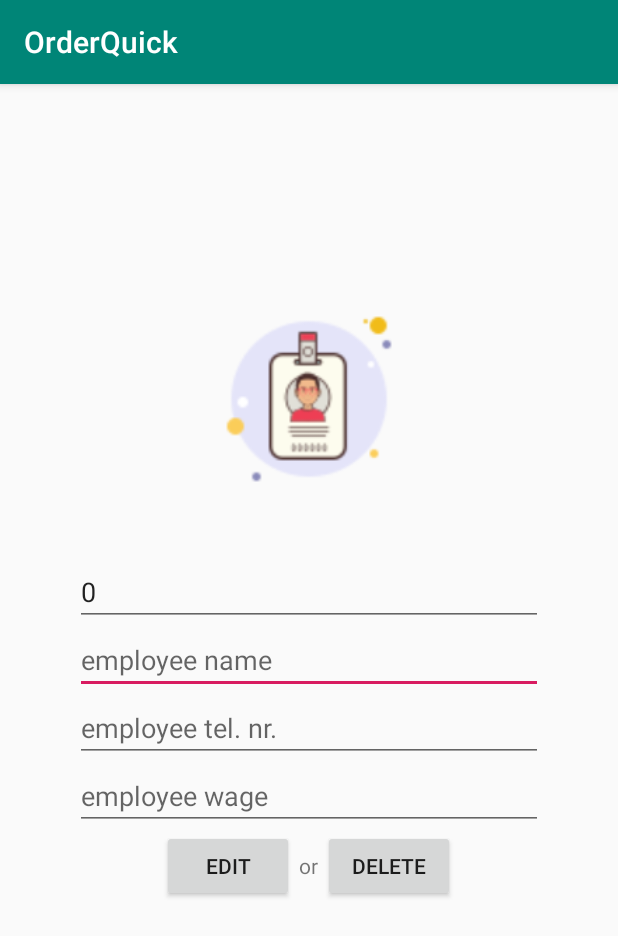
After one commit to sergiunimat/OrderQuick, an Android app: the AdminEditDeleteEmployee screen opened directly, with no data from a screen before it, on a phone screen of 412 x 824 dp. The commit adds this screen. Shown: the top 936 px of the screen. Run offline under Robolectric (Android 15) with nearby library versions, the phone set to English and light mode, and no system bars; 4 statements that could not run were skipped.

Commit message:
Admin Edit/Delete employee - Done

```diff
--- a/app/src/main/AndroidManifest.xml
+++ b/app/src/main/AndroidManifest.xml
@@ -9,7 +9,8 @@
         android:roundIcon="@mipmap/ic_launcher_round"
         android:supportsRtl="true"
         android:theme="@style/AppTheme">
-        <activity android:name=".EmployeeMainActivity"></activity>
+        <activity android:name=".AdminEditDeleteEmployee"></activity>
+        <activity android:name=".EmployeeMainActivity" />
         <activity android:name=".AdminAddEmployee" />
         <activity android:name=".AdminEditCustomerActivuty" />
         <activity android:name=".MainAdminActivity" />
--- a/app/src/main/java/com/example/orderquick/AdminEditCustomerActivuty.java
+++ b/app/src/main/java/com/example/orderquick/AdminEditCustomerActivuty.java
@@ -42,7 +42,7 @@ public class AdminEditCustomerActivuty extends AppCompatActivity {
                 if (result){
                     Toast.makeText(AdminEditCustomerActivuty.this, "Customer ("+customerName+") was deleted!", Toast.LENGTH_SHORT).show();
                     Intent baseAdmin = new Intent(v.getContext(),MainAdminActivity.class);
-
+                    startActivity(baseAdmin);
                     finish();
                 }
                 else {
--- /dev/null
+++ b/app/src/main/java/com/example/orderquick/AdminEditDeleteEmployee.java
@@ -0,0 +1,115 @@
+package com.example.orderquick;
+
+import androidx.appcompat.app.AppCompatActivity;
+
+import android.content.Intent;
+import android.os.Bundle;
+import android.text.TextUtils;
+import android.util.Log;
+import android.view.View;
+import android.widget.Button;
+import android.widget.TextView;
+import android.widget.Toast;
+
+public class AdminEditDeleteEmployee extends BaseAppClass {
+
+
+    @Override
+    protected void onCreate(Bundle savedInstanceState) {
+        super.onCreate(savedInstanceState);
+        setContentView(R.layout.activity_admin_edit_delete_employee);
+        final DBHelper dbH = new DBHelper(this);
+        Intent employeobj=getIntent();
+        final EmployeeViewModel employeeViewModel = employeobj.getParcelableExtra("EmployeeViewModel");
+
+        int empId = employeeViewModel.getEmpId();
+        String empName = employeeViewModel.getEmpName();
+        String empTel = employeeViewModel.getEmpTel();
+        String empWage = employeeViewModel.getEmWage();
+
+        String semId = Integer.toString(empId);
+
+        final TextView eId = findViewById(R.id.edit_employeid_id);
+        final TextView eName = findViewById(R.id.edit_employeename_id);
+        final TextView eTel = findViewById(R.id.edit_employeetel_id);
+        final TextView eWage= findViewById(R.id.edit_employeepassword_id);
+        Button eEdit = (Button)findViewById(R.id.edit_employee_Btn);
+        Button eDelete = (Button)findViewById(R.id.del_employee_Btn);
+
+        try {
+            eId.setText(semId);
+            eName.setText(empName);
+            eTel.setText(empTel);
+            eWage.setText(empWage);
+        }
+        catch (Exception e){
+            Log.i("info",e.toString());
+        }
+
+
+        /*I: edit employee*/
+        eEdit.setOnClickListener(new View.OnClickListener() {
+            @Override
+            public void onClick(View v) {
+                /*I: create new customer model*/
+                CustomerModel dbuser = dbH.GetCustomerById(employeeViewModel.getEmpId());
+                CustomerModel editEmp = new CustomerModel();
+                editEmp.setCustomerId(employeeViewModel.getEmpId());
+                editEmp.setCustomerName(eName.getText().toString());
+                editEmp.setTelephoneNumber(eTel.getText().toString());
+                editEmp.setWage(eWage.getText().toString());
+                editEmp.setPassword(dbuser.getPassword());
+                editEmp.setRole(dbuser.getRole());
+
+                if (!(TextUtils.isEmpty(eName.getText().toString())
+                        ||TextUtils.isEmpty(eTel.getText().toString())
+                        ||TextUtils.isEmpty(eWage.getText().toString())))
+                {
+                    boolean result = dbH.EditCustomer(editEmp);
+                    if (result){
+                        Toast.makeText(AdminEditDeleteEmployee.this, "Employee edited", Toast.LENGTH_SHORT).show();
+                        Intent intent  = new Intent(v.getContext(),MainAdminActivity.class);
+                        startActivity(intent);
+                    }
+                    else {
+                        Toast.makeText(AdminEditDeleteEmployee.this, "Employee could not be edited", Toast.LENGTH_SHORT).show();
+                    }
+                }else{
+                    Toast.makeText(AdminEditDeleteEmployee.this, "Note, all the field must be filled in ", Toast.LENGTH_SHORT).show();
+                }
+
+
+
+            }
+        });
+
+        /*I: delete employee*/
+        eDelete.setOnClickListener(new View.OnClickListener() {
+            @Override
+            public void onClick(View v) {
+                /*create fn if there isnt and delete user*/
+                if (!(TextUtils.isEmpty(eName.getText().toString())
+                        ||TextUtils.isEmpty(eTel.getText().toString())
+                        ||TextUtils.isEmpty(eWage.getText().toString())))
+                {
+                    boolean result = dbH.DeleteCustomerById(employeeViewModel.getEmpId());
+                    if(result){
+                        Toast.makeText(AdminEditDeleteEmployee.this, "Employee ("+eName.getText()+") has been deleted", Toast.LENGTH_SHORT).show();
+                        Intent back = new Intent(v.getContext(),MainAdminActivity.class);
+                        startActivity(back);
+                        finish();
+                    }
+                    else{
+                        Toast.makeText(AdminEditDeleteEmployee.this, "Customer could not be deleted", Toast.LENGTH_SHORT).show();
+                    }
+
+                }
+                else {
+                    Toast.makeText(AdminEditDeleteEmployee.this, "Note, all the fields must be filled in", Toast.LENGTH_SHORT).show();
+                }
+
+            }
+        });
+
+    }
+}
--- /dev/null
+++ b/app/src/main/res/layout/activity_admin_edit_delete_employee.xml
@@ -0,0 +1,96 @@
+<?xml version="1.0" encoding="utf-8"?>
+<RelativeLayout xmlns:android="http://schemas.android.com/apk/res/android"
+    xmlns:app="http://schemas.android.com/apk/res-auto"
+    xmlns:tools="http://schemas.android.com/tools"
+    android:layout_width="match_parent"
+    android:layout_height="match_parent"
+    tools:context=".AdminEditDeleteEmployee">
+
+    <ImageView
+        android:layout_width="match_parent"
+        android:paddingTop="60dp"
+        android:layout_marginTop="80dp"
+        android:layout_marginBottom="20dp"
+        android:layout_height="200dp"
+        app:srcCompat="@drawable/user3"/>
+    <!-- User name -->
+
+    <EditText
+        android:paddingTop="50dp"
+        android:layout_centerVertical="true"
+        android:id="@+id/edit_employeid_id"
+        android:layout_above="@+id/edit_employeename_id"
+        android:layout_width="match_parent"
+        android:layout_height="wrap_content"
+        android:ems="10"
+        android:layout_marginLeft="50dp"
+        android:cursorVisible="false"
+        android:focusable="false"
+        android:layout_marginRight="50dp"
+        android:text="User id"
+        android:inputType="textPersonName" />
+    <EditText
+        android:layout_centerVertical="true"
+        android:id="@+id/edit_employeename_id"
+        android:layout_width="match_parent"
+        android:layout_height="wrap_content"
+        android:ems="10"
+        android:layout_marginLeft="50dp"
+        android:layout_marginRight="50dp"
+        android:hint="employee name"
+        android:inputType="textPersonName" />
+
+    <!-- User pass -->
+    <EditText
+        android:layout_below="@id/edit_employeetel_id"
+        android:id="@+id/edit_employeepassword_id"
+        android:layout_width="match_parent"
+        android:layout_height="wrap_content"
+        android:ems="10"
+        android:hint="employee wage"
+        android:layout_marginLeft="50dp"
+        android:layout_marginRight="50dp"
+        android:inputType="text" />
+    <!-- User conf pass -->
+
+    <EditText
+        android:layout_below="@id/edit_employeename_id"
+        android:id="@+id/edit_employeetel_id"
+        android:layout_width="match_parent"
+        android:layout_height="wrap_content"
+        android:ems="10"
+        android:layout_marginLeft="50dp"
+        android:layout_marginRight="50dp"
+        android:hint="employee tel. nr."
+        android:inputType="textPersonName" />
+
+    <LinearLayout
+        android:layout_width="wrap_content"
+        android:layout_height="wrap_content"
+        android:orientation="horizontal"
+        android:layout_below="@+id/edit_employeepassword_id"
+        android:layout_centerHorizontal="true"
+        >
+
+        <Button
+            android:id="@+id/edit_employee_Btn"
+            android:layout_width="wrap_content"
+            android:layout_height="wrap_content"
+            android:text="Edit" />
+
+        <TextView
+            android:layout_width="wrap_content"
+            android:layout_height="wrap_content"
+            android:text=" or "/>
+
+        <Button
+            android:id="@+id/del_employee_Btn"
+            android:layout_width="wrap_content"
+            android:layout_height="wrap_content"
+            android:text="Delete"
+            />
+
+
+    </LinearLayout>
+
+</RelativeLayout>
```
Also changed, not shown: app/src/main/java/com/example/orderquick/DBHelper.java (+37 -0 lines), app/src/main/java/com/example/orderquick/EmployeeViewModel.java (+41 -1 lines), app/src/main/java/com/example/orderquick/EmployeesFragment.java (+20 -6 lines).
